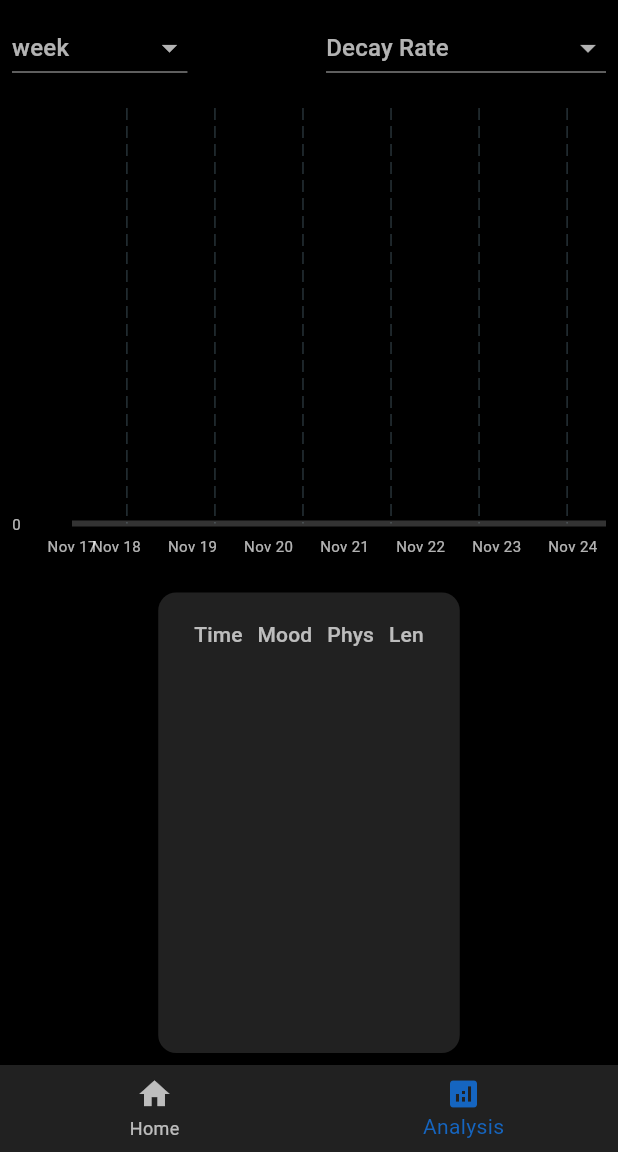
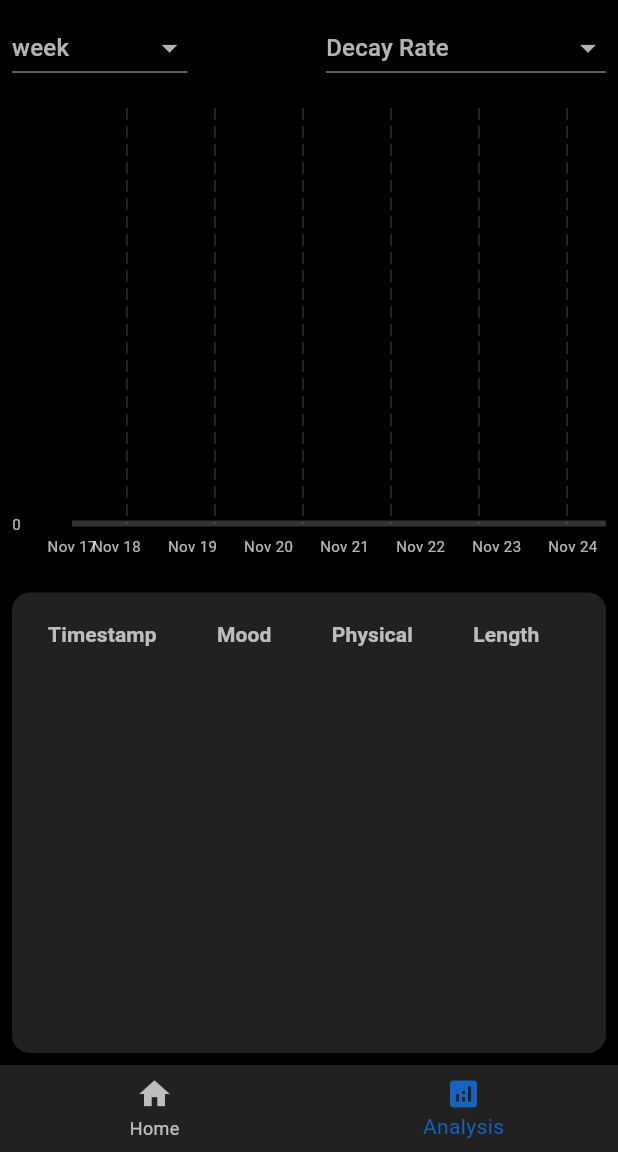
Before and after one commit to SoupyOfficial/smoke_log2, a Flutter app: the screen it shows after launch, item 2 of the bottom bar chosen, on a phone screen of 412 x 824 dp, the part 84-1236 px from its top. Run offline on Flutter 3.47's test engine with Material 3 defaults, Android fonts, the phone set to English and light mode, and no system bars; drawn by our look-alikes of fl_chart; our stand-ins replace cloud_firestore, firebase_core, shared_preferences; accounts and stored records are empty.

Commit message:
Copying older style

```diff
--- a/lib/data_table_widget.dart
+++ b/lib/data_table_widget.dart
@@ -61,8 +61,6 @@ class DataTableWidget extends StatelessWidget {
 
   @override
   Widget build(BuildContext context) {
-    final isSmallScreen = MediaQuery.of(context).size.width < 600;
-
     return Padding(
       padding: const EdgeInsets.all(8.0),
       child: Container(
@@ -79,57 +77,103 @@ class DataTableWidget extends StatelessWidget {
         ),
         child: SingleChildScrollView(
           scrollDirection: Axis.vertical,
-          child: SingleChildScrollView(
-            scrollDirection: Axis.horizontal,
+          child: LayoutBuilder(
+            builder: (BuildContext context, BoxConstraints constraints) {
+              return ConstrainedBox(
+                constraints: BoxConstraints(minWidth: constraints.maxWidth),
                 child: DataTable(
-              columnSpacing: isSmallScreen ? 10 : null,
-              columns: [
-                const DataColumn(label: Text('Time')),
-                const DataColumn(label: Text('Mood')),
-                const DataColumn(label: Text('Phys')),
-                if (!isSmallScreen) const DataColumn(label: Text('Reason')),
-                const DataColumn(
-                    label: Text('Len', overflow: TextOverflow.ellipsis)),
+                  showCheckboxColumn: false,
+                  columnSpacing: constraints.maxWidth * 0.05,
+                  columns: const [
+                    DataColumn(
+                      label: Text(
+                        'Timestamp',
+                        style: TextStyle(fontWeight: FontWeight.bold),
+                      ),
+                    ),
+                    DataColumn(
+                      label: Text(
+                        'Mood',
+                        style: TextStyle(fontWeight: FontWeight.bold),
+                      ),
+                    ),
+                    DataColumn(
+                      label: Text(
+                        'Physical',
+                        style: TextStyle(fontWeight: FontWeight.bold),
+                      ),
+                    ),
+                    DataColumn(
+                      label: Text(
+                        'Length',
+                        style: TextStyle(fontWeight: FontWeight.bold),
+                      ),
+                    ),
                   ],
-              rows: tableData.map((data) {
-                final timestamp = data.timestamp;
-                final formattedTime = DateFormat(
-                        isSmallScreen ? 'MM/dd HH:mm' : 'yyyy-MM-dd HH:mm:ss')
-                    .format(timestamp.toDate());
-                return DataRow(cells: [
-                  DataCell(Text(
-                    formattedTime,
-                    style: const TextStyle(overflow: TextOverflow.ellipsis),
-                  )),
-                  DataCell(Text(
-                    data.moodRating.toString(),
+                  rows: tableData.map((record) {
+                    return DataRow(
+                      cells: [
+                        DataCell(
+                          Column(
+                            crossAxisAlignment: CrossAxisAlignment.start,
+                            children: [
+                              Text(
+                                DateFormat('yyyy-MM-dd')
+                                    .format(record.timestamp.toDate()),
+                                style: const TextStyle(
+                                  fontSize: 11,
+                                  fontWeight: FontWeight.bold,
+                                ),
+                              ),
+                              Text(
+                                DateFormat('hh:mma')
+                                    .format(record.timestamp.toDate()),
                                 style: TextStyle(
-                      color: getColorForRatings(data.moodRating.toDouble()),
-                      overflow: TextOverflow.ellipsis,
+                                  fontSize: 15,
+                                  color:
+                                      Theme.of(context).colorScheme.onPrimary,
                                 ),
-                  )),
-                  DataCell(Text(
-                    data.physicalRating.toString(),
+                              ),
+                            ],
+                          ),
+                        ),
+                        DataCell(
+                          Text(
+                            record.moodRating.toString(),
                             style: TextStyle(
-                      color: getColorForRatings(data.physicalRating.toDouble()),
-                      overflow: TextOverflow.ellipsis,
+                              color: getColorForRatings(
+                                  record.moodRating.toDouble()),
                             ),
-                  )),
-                  if (!isSmallScreen)
-                    DataCell(Text(
-                      (data.reason as List<dynamic>).join(', '),
-                      style: const TextStyle(overflow: TextOverflow.ellipsis),
-                    )),
-                  DataCell(Text(
-                    data.length.toStringAsFixed(2),
+                          ),
+                        ),
+                        DataCell(
+                          Text(
+                            record.physicalRating.toString(),
                             style: TextStyle(
-                      color: getColorForLength(data.length),
-                      overflow: TextOverflow.ellipsis,
+                              color: getColorForRatings(
+                                  record.physicalRating.toDouble()),
                             ),
-                  )),
-                ]);
+                          ),
+                        ),
+                        DataCell(
+                          Text(
+                            record.length.toStringAsFixed(2),
+                            style: TextStyle(
+                              color: getColorForLength(record.length),
+                            ),
+                          ),
+                        ),
+                      ],
+                      onSelectChanged: (selected) {
+                        if (selected != null && selected) {
+                          // Add interaction logic here if needed
+                        }
+                      },
+                    );
                   }).toList(),
                 ),
+              );
+            },
           ),
         ),
       ),
```
Lines whose indentation alone changed are shown as unchanged.
